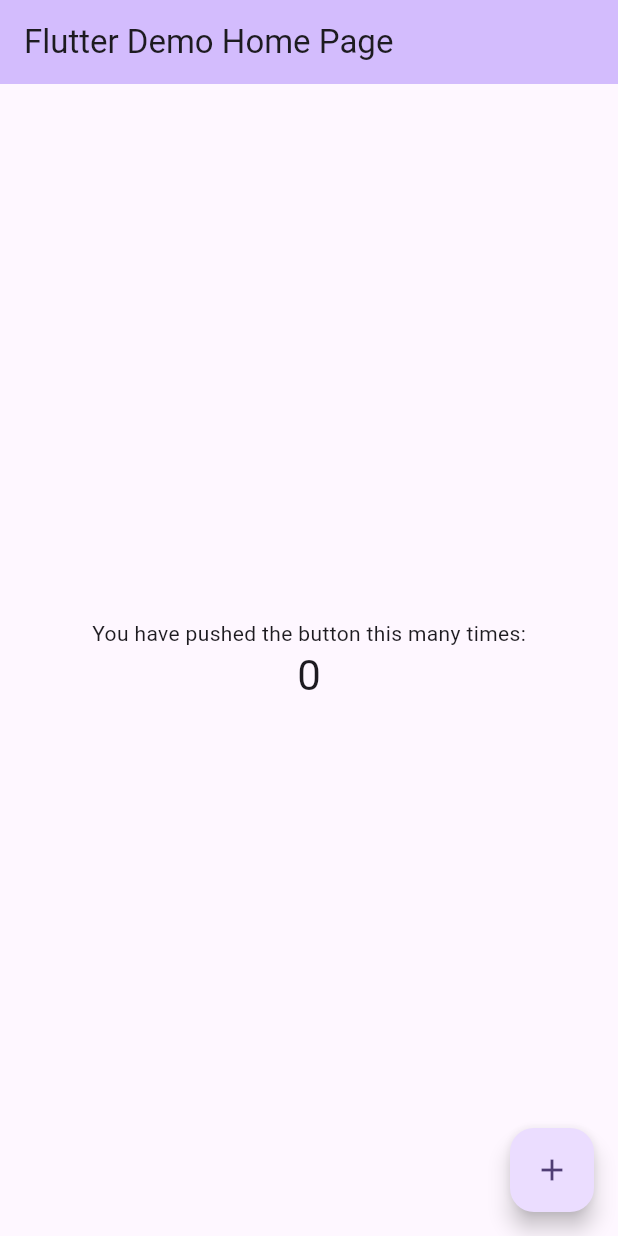
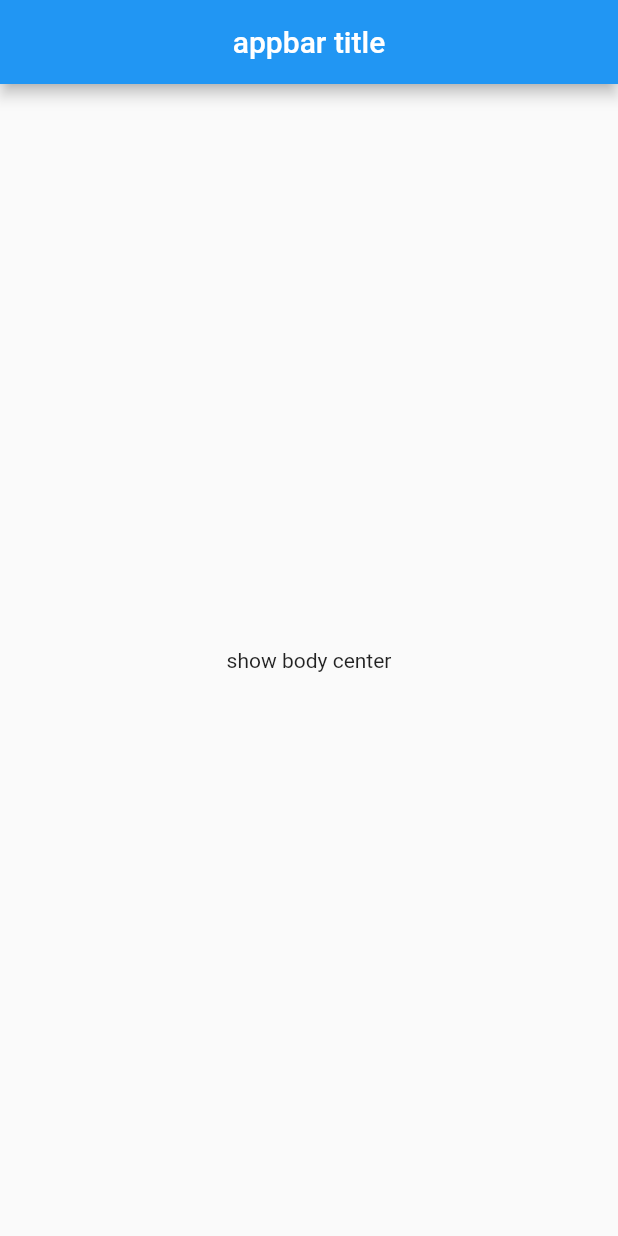
Before and after one commit to sc2bat/study_dart, a Flutter app: the screen it shows after launch, on a phone screen of 412 x 824 dp. Run offline on Flutter 3.47's test engine with Material 2 defaults, Android fonts, the phone set to English and light mode, and no system bars.

Commit message:
first flutter application recap

```diff
--- a/100_study_flutter/toonapp/lib/main.dart
+++ b/100_study_flutter/toonapp/lib/main.dart
@@ -1,125 +1,34 @@
 import 'package:flutter/material.dart';
 
-void main() {
-  runApp(const MyApp());
+class Player {
+  // String name = "faker";
+  // String name;
+  // Player({required this.name});
+  String? name;
+  Player();
 }
 
-class MyApp extends StatelessWidget {
-  const MyApp({super.key});
+void main() {
+  // var player01 = Player(name: "hina");
+  var player01 = Player();
 
-  // This widget is the root of your application.
+  runApp(App());
+}
+
+class App extends StatelessWidget {
   @override
   Widget build(BuildContext context) {
     return MaterialApp(
-      title: 'Flutter Demo',
-      theme: ThemeData(
-        // This is the theme of your application.
-        //
-        // TRY THIS: Try running your application with "flutter run". You'll see
-        // the application has a blue toolbar. Then, without quitting the app,
-        // try changing the seedColor in the colorScheme below to Colors.green
-        // and then invoke "hot reload" (save your changes or press the "hot
-        // reload" button in a Flutter-supported IDE, or press "r" if you used
-        // the command line to start the app).
-        //
-        // Notice that the counter didn't reset back to zero; the application
-        // state is not lost during the reload. To reset the state, use hot
-        // restart instead.
-        //
-        // This works for code too, not just values: Most code changes can be
-        // tested with just a hot reload.
-        colorScheme: ColorScheme.fromSeed(seedColor: Colors.deepPurple),
-        useMaterial3: true,
+      // home: Text("first text"),
+      home: Scaffold(
+        appBar: AppBar(
+          title: Text("appbar title"),
+          centerTitle: true,
+        ),
+        body: Center(
+          child: Text("show body center"),
+        ),
       ),
-      home: const MyHomePage(title: 'Flutter Demo Home Page'),
     );
   }
 }
-
-class MyHomePage extends StatefulWidget {
-  const MyHomePage({super.key, required this.title});
-
-  // This widget is the home page of your application. It is stateful, meaning
-  // that it has a State object (defined below) that contains fields that affect
-  // how it looks.
-
-  // This class is the configuration for the state. It holds the values (in this
-  // case the title) provided by the parent (in this case the App widget) and
-  // used by the build method of the State. Fields in a Widget subclass are
-  // always marked "final".
-
-  final String title;
-
-  @override
-  State<MyHomePage> createState() => _MyHomePageState();
-}
-
-class _MyHomePageState extends State<MyHomePage> {
-  int _counter = 0;
-
-  void _incrementCounter() {
-    setState(() {
-      // This call to setState tells the Flutter framework that something has
-      // changed in this State, which causes it to rerun the build method below
-      // so that the display can reflect the updated values. If we changed
-      // _counter without calling setState(), then the build method would not be
-      // called again, and so nothing would appear to happen.
-      _counter++;
-    });
-  }
-
-  @override
-  Widget build(BuildContext context) {
-    // This method is rerun every time setState is called, for instance as done
-    // by the _incrementCounter method above.
-    //
-    // The Flutter framework has been optimized to make rerunning build methods
-    // fast, so that you can just rebuild anything that needs updating rather
-    // than having to individually change instances of widgets.
-    return Scaffold(
-      appBar: AppBar(
-        // TRY THIS: Try changing the color here to a specific color (to
-        // Colors.amber, perhaps?) and trigger a hot reload to see the AppBar
-        // change color while the other colors stay the same.
-        backgroundColor: Theme.of(context).colorScheme.inversePrimary,
-        // Here we take the value from the MyHomePage object that was created by
-        // the App.build method, and use it to set our appbar title.
-        title: Text(widget.title),
-      ),
-      body: Center(
-        // Center is a layout widget. It takes a single child and positions it
-        // in the middle of the parent.
-        child: Column(
-          // Column is also a layout widget. It takes a list of children and
-          // arranges them vertically. By default, it sizes itself to fit its
-          // children horizontally, and tries to be as tall as its parent.
-          //
-          // Column has various properties to control how it sizes itself and
-          // how it positions its children. Here we use mainAxisAlignment to
-          // center the children vertically; the main axis here is the vertical
-          // axis because Columns are vertical (the cross axis would be
-          // horizontal).
-          //
-          // TRY THIS: Invoke "debug painting" (choose the "Toggle Debug Paint"
-          // action in the IDE, or press "p" in the console), to see the
-          // wireframe for each widget.
-          mainAxisAlignment: MainAxisAlignment.center,
-          children: <Widget>[
-            const Text(
-              'You have pushed the button this many times:',
-            ),
-            Text(
-              '$_counter',
-              style: Theme.of(context).textTheme.headlineMedium,
-            ),
-          ],
-        ),
-      ),
-      floatingActionButton: FloatingActionButton(
-        onPressed: _incrementCounter,
-        tooltip: 'Increment',
-        child: const Icon(Icons.add),
-      ), // This trailing comma makes auto-formatting nicer for build methods.
-    );
-  }
-}
```
